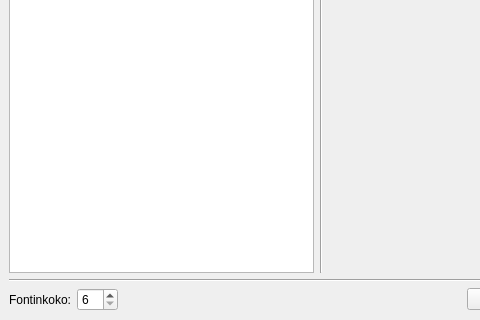
Old version of the form gui/form/tulosform.ui in the repository Hatell/Tulospalvelu; both pictures show x 0 to 480 and y 185 to 505 of the 642 by 505 pixel window.
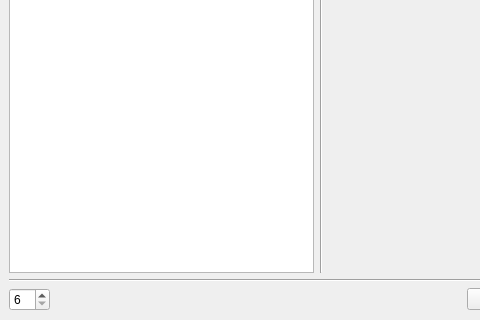
New version of the form.

Commit message: TulosForm: Piilotettu fontinkoko spinbox.

What changed in the file:
```diff
--- a/gui/form/tulosform.ui
+++ b/gui/form/tulosform.ui
@@ -211,13 +211,6 @@
        </item>
        <item>
         <layout class="QHBoxLayout" name="horizontalLayout">
-         <item>
-          <widget class="QLabel" name="label_7">
-           <property name="text">
-            <string>Fontinkoko:</string>
-           </property>
-          </widget>
-         </item>
          <item>
           <widget class="QSpinBox" name="pointSizeBox">
            <property name="frame">
```
The commit also changes 1 other file.
